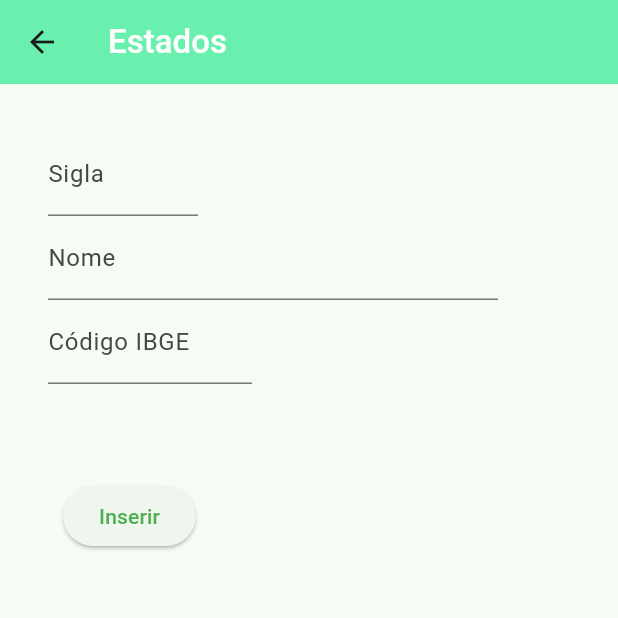
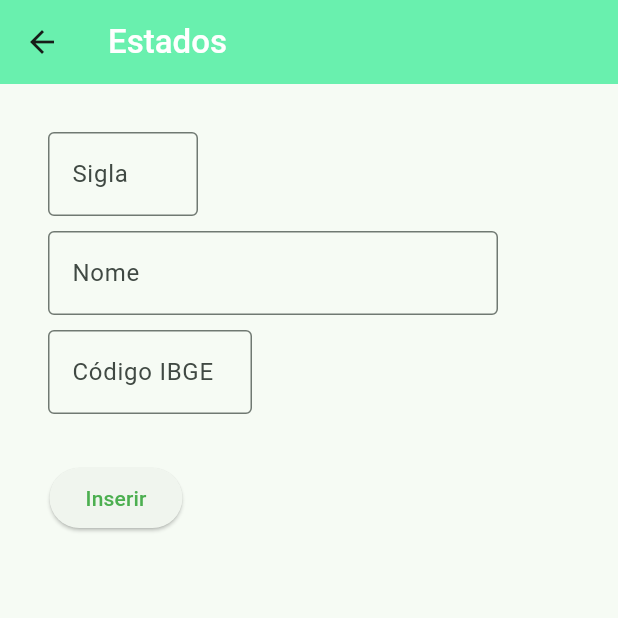
Before and after one commit to GLR21/autom_V3, a Flutter app: the EstadoView screen opened directly, on a phone screen of 412 x 824 dp, the top half of it. Run offline on Flutter 3.47's test engine with Material 2 defaults, Android fonts, the phone set to English and light mode, and no system bars; our stand-ins replace flutter_dotenv; missing offline and left inert: postgres.

Commit message:
Melhorias no formulário EstadoView

```diff
--- a/lib/view/estado/estado_view.dart
+++ b/lib/view/estado/estado_view.dart
@@ -31,7 +31,11 @@ class _EstadoView extends State<EstadoView>
             width: 100,
             child: TextFormField
             (
-                decoration: const InputDecoration(label: Text('Sigla')),
+                decoration: const InputDecoration
+                (
+                    label: Text('Sigla'),
+                    border: OutlineInputBorder()
+                ),
                 validator: (String? value)
                 {
                     if(value!.isEmpty)
@@ -55,7 +59,11 @@ class _EstadoView extends State<EstadoView>
             width: 300,
             child: TextFormField
             (
-                decoration: const InputDecoration(label: Text('Nome')),
+                decoration: const InputDecoration
+                (
+                    label: Text('Nome'),
+                    border: OutlineInputBorder()
+                ),
                 validator: (String? value)
                 {
                     if(value!.isEmpty)
@@ -79,7 +87,11 @@ class _EstadoView extends State<EstadoView>
             width: 136,
             child: TextFormField
             (
-                decoration: const InputDecoration(label: Text('Código IBGE')),
+                decoration: const InputDecoration
+                (
+                    label: Text('Código IBGE'),
+                    border: OutlineInputBorder()
+                ),
                 validator: (String? value)
                 {
                     if(value!.isEmpty)
@@ -164,13 +176,16 @@ class _EstadoView extends State<EstadoView>
                                                 children:
                                                 [
                                                     buildFieldSigla(),
+                                                    const Padding(padding: EdgeInsets.all(5)),
                                                     buildFieldNome(),
+                                                    const Padding(padding: EdgeInsets.all(5)),
                                                     buildFieldCodIbge()
                                                 ],
                                             ),
                                         ),
-                                        Padding(
-                                            padding: const EdgeInsets.all(32),
+                                        Padding
+                                        (
+                                            padding: const EdgeInsets.symmetric(horizontal: 23),
                                             child: Row
                                             (
                                                 children:
```
